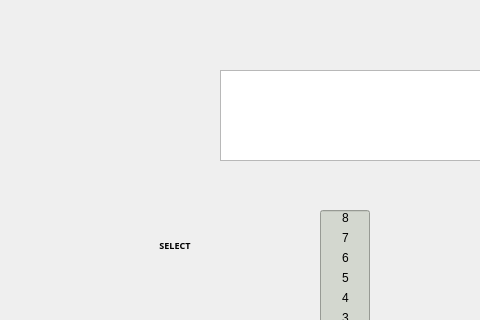
Old version of the form mainwindow.ui in the repository jasonv94/COMP3004-Project; both pictures show x 0 to 480 and y 0 to 320 of the 1000 by 500 pixel window.
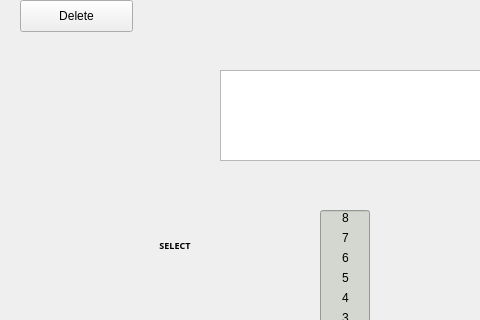
New version of the form. Icons and pictures are not drawn.

Patch:
```diff
--- a/mainwindow.ui
+++ b/mainwindow.ui
@@ -983,6 +983,19 @@
      </rect>
     </property>
    </widget>
+   <widget class="QPushButton" name="deleteButton">
+    <property name="geometry">
+     <rect>
+      <x>20</x>
+      <y>0</y>
+      <width>113</width>
+      <height>32</height>
+     </rect>
+    </property>
+    <property name="text">
+     <string>Delete</string>
+    </property>
+   </widget>
    <zorder>rmb</zorder>
    <zorder>menuWidget</zorder>
    <zorder>txtConsole</zorder>
```
Left out of the diff: 1 changed line with no effect on the pictures.
